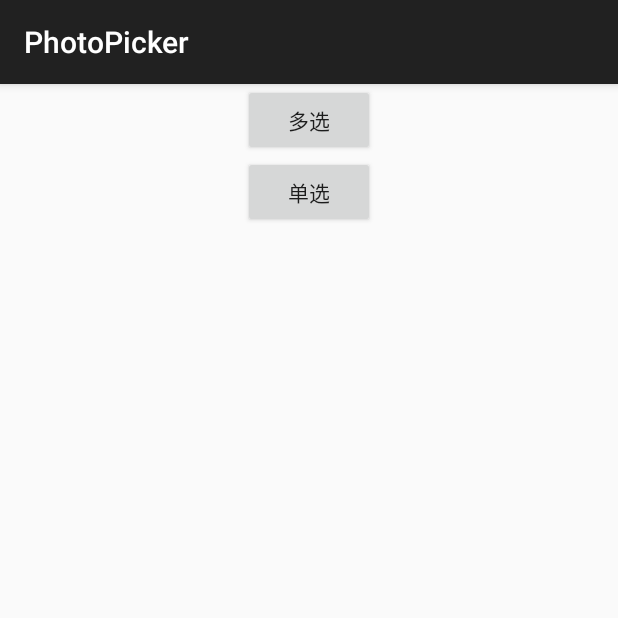
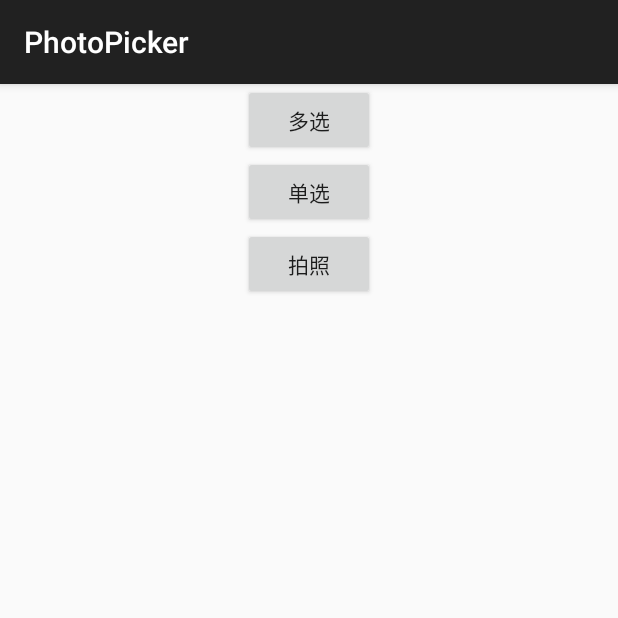
Before and after one commit to AresCool/PhotoPicker, an Android app: the screen it shows after launch (MainActivity), on a phone screen of 412 x 824 dp, the top half of it. Run offline under Robolectric (Android 15) with nearby library versions, the phone set to English and light mode, and no system bars; pictures from the network do not load.

Commit message:
更新示例

```diff
--- a/app/src/main/java/com/foamtrace/photopickersample/MainActivity.java
+++ b/app/src/main/java/com/foamtrace/photopickersample/MainActivity.java
@@ -14,6 +14,7 @@ import android.widget.GridView;
 import android.widget.ImageView;
 import android.widget.LinearLayout;
 import android.widget.TextView;
+import android.widget.Toast;
 
 import com.bumptech.glide.Glide;
 import com.foamtrace.photopicker.ImageCaptureManager;
@@ -28,6 +29,7 @@ import org.json.JSONArray;
 import org.json.JSONObject;
 
 import java.io.File;
+import java.io.IOException;
 import java.util.ArrayList;
 
 /**
@@ -38,10 +40,12 @@ public class MainActivity extends AppCompatActivity {
 
     private Button btnMuilt; // 多选
     private Button btnSingle; // 单选
+    private Button btnCarema; // 拍照
 
-    private static final int REQUEST_CAMERA_CODE = 1;
-    private static final int REQUEST_PREVIEW_CODE = 2;
+    private static final int REQUEST_CAMERA_CODE = 11;
+    private static final int REQUEST_PREVIEW_CODE = 22;
     private ArrayList<String> imagePaths = null;
+    private ImageCaptureManager captureManager; // 相机拍照处理类
 
     private GridView gridView;
     private int columnWidth;
@@ -54,6 +58,7 @@ public class MainActivity extends AppCompatActivity {
 
         btnMuilt = (Button) findViewById(R.id.btnMuilt);
         btnSingle = (Button) findViewById(R.id.btnSingle);
+        btnCarema = (Button) findViewById(R.id.btnCarema);
         gridView = (GridView) findViewById(R.id.gridView);
 
         int cols = getResources().getDisplayMetrics().widthPixels / getResources().getDisplayMetrics().densityDpi;
@@ -104,6 +109,22 @@ public class MainActivity extends AppCompatActivity {
                 startActivityForResult(intent, REQUEST_CAMERA_CODE);
             }
         });
+
+        btnCarema.setOnClickListener(new View.OnClickListener() {
+            @Override
+            public void onClick(View v) {
+                try {
+                    if(captureManager == null){
+                        captureManager = new ImageCaptureManager(MainActivity.this);
+                    }
+                    Intent intent = captureManager.dispatchTakePictureIntent();
+                    startActivityForResult(intent, ImageCaptureManager.REQUEST_TAKE_PHOTO);
+                } catch (IOException e) {
+                    Toast.makeText(MainActivity.this, com.foamtrace.photopicker.R.string.msg_no_camera, Toast.LENGTH_SHORT).show();
+                    e.printStackTrace();
+                }
+            }
+        });
     }
 
     @Override
@@ -119,6 +140,17 @@ public class MainActivity extends AppCompatActivity {
                 case REQUEST_PREVIEW_CODE:
                     loadAdpater(data.getStringArrayListExtra(PhotoPreviewActivity.EXTRA_RESULT));
                     break;
+                // 调用相机拍照
+                case ImageCaptureManager.REQUEST_TAKE_PHOTO:
+                    if(captureManager.getCurrentPhotoPath() != null) {
+                        captureManager.galleryAddPic();
+
+                        ArrayList<String> paths = new ArrayList<>();
+                        paths.add(captureManager.getCurrentPhotoPath());
+                        loadAdpater(paths);
+                    }
+                    break;
+
             }
         }
     }
--- a/app/src/main/res/layout/activity_main.xml
+++ b/app/src/main/res/layout/activity_main.xml
@@ -18,6 +18,13 @@
         android:layout_gravity="center_horizontal"
         android:text="单选" />
 
+    <Button
+        android:id="@+id/btnCarema"
+        android:layout_width="wrap_content"
+        android:layout_height="wrap_content"
+        android:layout_gravity="center_horizontal"
+        android:text="拍照" />
+
     <GridView
         android:id="@+id/gridView"
         android:layout_width="match_parent"
```
